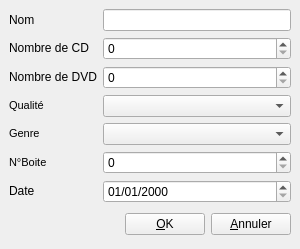
pol51/GLst, file Code/ui/Film.ui: the form before one commit.
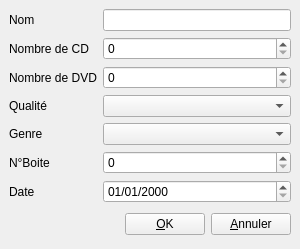
The form after the commit. Icons and pictures are not drawn.

Diff of the .ui file:
```diff
--- a/Code/ui/Film.ui
+++ b/Code/ui/Film.ui
@@ -67,7 +67,7 @@
      <item row="1" column="0" >
       <widget class="QLabel" name="label_2" >
        <property name="text" >
-        <string>&lt;html>&lt;head>&lt;meta name="qrichtext" content="1" />&lt;/head>&lt;body style=" white-space: pre-wrap; font-family:MS Shell Dlg; font-weight:400; font-style:normal; text-decoration:none;">&lt;p style=" margin-top:0px; margin-bottom:0px; margin-left:0px; margin-right:0px; -qt-block-indent:0; text-indent:0px;">&lt;span style=" color:#000000;">Nombre de CD&lt;/span>&lt;/p>&lt;/body>&lt;/html></string>
+        <string>Nombre de CD</string>
        </property>
       </widget>
      </item>
@@ -77,7 +77,7 @@
      <item row="5" column="0" >
       <widget class="QLabel" name="label_2_4" >
        <property name="text" >
-        <string>&lt;html>&lt;head>&lt;meta name="qrichtext" content="1" />&lt;/head>&lt;body style=" white-space: pre-wrap; font-family:MS Shell Dlg; font-size:8.25pt; font-weight:400; font-style:normal; text-decoration:none;">&lt;p style=" margin-top:0px; margin-bottom:0px; margin-left:0px; margin-right:0px; -qt-block-indent:0; text-indent:0px; font-size:8pt;">N°Boite&lt;/p>&lt;/body>&lt;/html></string>
+        <string>N°Boite</string>
        </property>
       </widget>
      </item>
@@ -93,7 +93,7 @@
      <item row="3" column="0" >
       <widget class="QLabel" name="label_2_5" >
        <property name="text" >
-        <string>&lt;html>&lt;head>&lt;meta name="qrichtext" content="1" />&lt;/head>&lt;body style=" white-space: pre-wrap; font-family:MS Shell Dlg; font-size:8.25pt; font-weight:400; font-style:normal; text-decoration:none;">&lt;p style=" margin-top:0px; margin-bottom:0px; margin-left:0px; margin-right:0px; -qt-block-indent:0; text-indent:0px;">Qualité&lt;/p>&lt;/body>&lt;/html></string>
+        <string>Qualité</string>
        </property>
       </widget>
      </item>
@@ -103,14 +103,14 @@
      <item row="4" column="0" >
       <widget class="QLabel" name="label_2_6" >
        <property name="text" >
-        <string>&lt;html>&lt;head>&lt;meta name="qrichtext" content="1" />&lt;/head>&lt;body style=" white-space: pre-wrap; font-family:MS Shell Dlg; font-size:8.25pt; font-weight:400; font-style:normal; text-decoration:none;">&lt;p style=" margin-top:0px; margin-bottom:0px; margin-left:0px; margin-right:0px; -qt-block-indent:0; text-indent:0px;">Genre&lt;/p>&lt;/body>&lt;/html></string>
+        <string>Genre</string>
        </property>
       </widget>
      </item>
      <item row="6" column="0" >
       <widget class="QLabel" name="label_2_3_2" >
        <property name="text" >
-        <string>&lt;html>&lt;head>&lt;meta name="qrichtext" content="1" />&lt;/head>&lt;body style=" white-space: pre-wrap; font-family:MS Shell Dlg; font-weight:400; font-style:normal; text-decoration:none;">&lt;p style=" margin-top:0px; margin-bottom:0px; margin-left:0px; margin-right:0px; -qt-block-indent:0; text-indent:0px;">Date&lt;/p>&lt;/body>&lt;/html></string>
+        <string>Date</string>
        </property>
       </widget>
      </item>
@@ -131,7 +131,7 @@
      <item row="2" column="0" >
       <widget class="QLabel" name="label_2_3" >
        <property name="text" >
-        <string>&lt;html>&lt;head>&lt;meta name="qrichtext" content="1" />&lt;/head>&lt;body style=" white-space: pre-wrap; font-family:MS Shell Dlg; font-weight:400; font-style:normal; text-decoration:none;">&lt;p style=" margin-top:0px; margin-bottom:0px; margin-left:0px; margin-right:0px; -qt-block-indent:0; text-indent:0px;">Nombre de DVD&lt;/p>&lt;/body>&lt;/html></string>
+        <string>Nombre de DVD</string>
        </property>
       </widget>
      </item>
```
Left out of the diff: 15 changed lines with no effect on the pictures.
